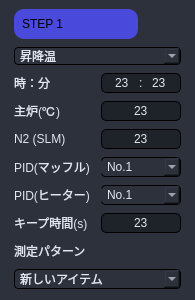
Before: the Qt Designer form Source code/gui_main/gui/widgets/py_pattern/temp_pattern.ui in coolandy345/MS4371, drawn with Qt 5.
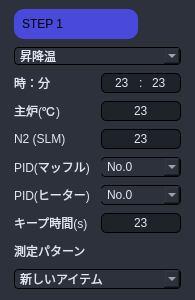
After: the same form once the commit is applied.

Commit message: pattern stop and PID no0 add improve

The edit to the form file:
```diff
--- a/Source code/gui_main/gui/widgets/py_pattern/temp_pattern.ui
+++ b/Source code/gui_main/gui/widgets/py_pattern/temp_pattern.ui
@@ -184,6 +184,11 @@
          <property name="maxVisibleItems">
           <number>5</number>
          </property>
+         <item>
+          <property name="text">
+           <string>No.0</string>
+          </property>
+         </item>
          <item>
           <property name="text">
            <string>No.1</string>
@@ -282,6 +287,11 @@
          <property name="maxVisibleItems">
           <number>5</number>
          </property>
+         <item>
+          <property name="text">
+           <string>No.0</string>
+          </property>
+         </item>
          <item>
           <property name="text">
            <string>No.1</string>
```
The commit also changes 15 other files.
